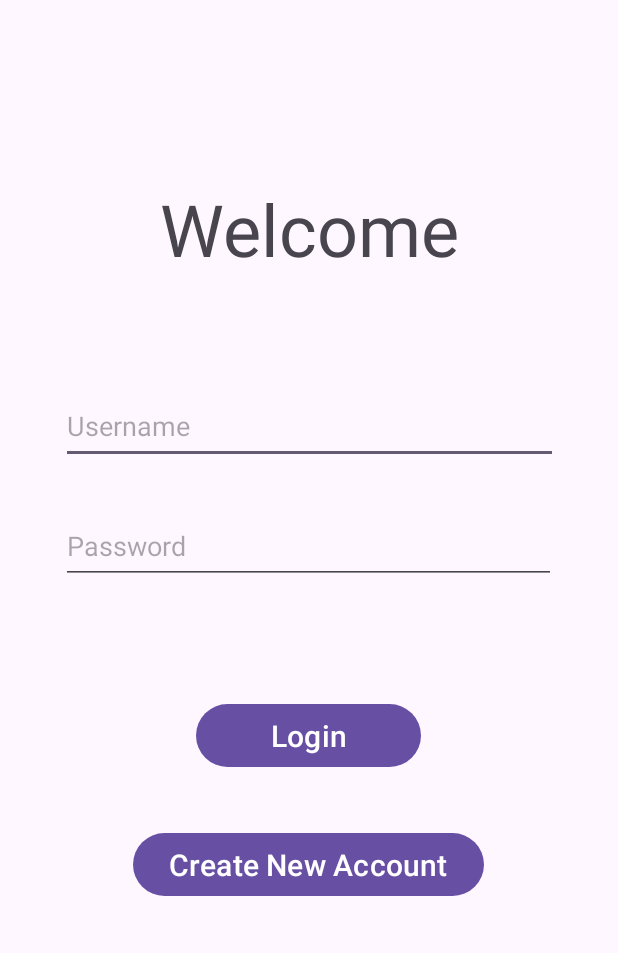
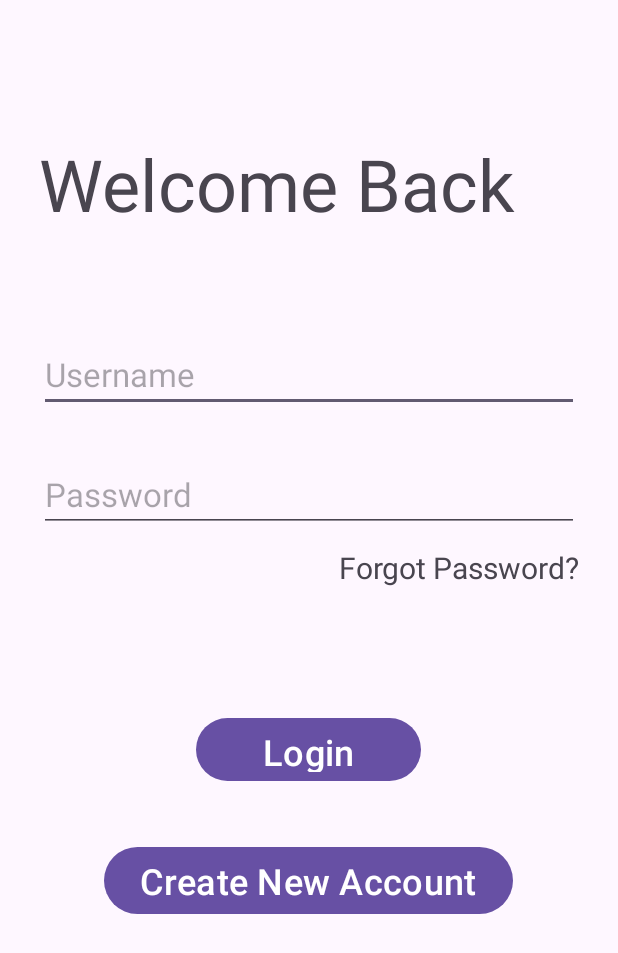
Before and after one commit to shubhamagrl/BDR-App-Project, an Android app: the fragment fragment_login shown on its own in the app's theme, on a phone screen of 412 x 824 dp. Shown: the top 953 px of the screen. Run offline under Robolectric (Android 15) with nearby library versions, the phone set to English and light mode, and no system bars; our stand-ins replace data binding.

Commit message:
Made changes in the login and signup pages

```diff
--- a/app/src/main/AndroidManifest.xml
+++ b/app/src/main/AndroidManifest.xml
@@ -13,6 +13,9 @@
         android:theme="@style/Theme.BDRApp"
         tools:targetApi="31">
         <activity
+            android:name=".StartActivity"
+            android:exported="false" />
+        <activity
             android:name=".MainActivity"
             android:exported="true">
             <intent-filter>
--- a/app/src/main/res/layout/fragment_home.xml
+++ b/app/src/main/res/layout/fragment_home.xml
@@ -232,8 +232,8 @@
 
             <Spinner
                 android:id="@+id/spinner"
-                android:layout_width="wrap_content"
-                android:layout_height="wrap_content"
+                android:layout_width="150dp"
+                android:layout_height="30dp"
                 app:layout_constraintBottom_toBottomOf="@+id/textView8"
                 app:layout_constraintEnd_toEndOf="@+id/cardView3"
                 app:layout_constraintTop_toTopOf="@+id/textView8" />
--- a/app/src/main/res/layout/fragment_login.xml
+++ b/app/src/main/res/layout/fragment_login.xml
@@ -15,36 +15,34 @@
             android:id="@+id/id_create_title"
             android:layout_width="wrap_content"
             android:layout_height="wrap_content"
-            android:layout_marginTop="120dp"
-            android:text="Welcome"
+            android:layout_marginTop="90dp"
+            android:text="Welcome Back"
             android:textSize="48sp"
-            app:layout_constraintEnd_toEndOf="parent"
-            app:layout_constraintHorizontal_bias="0.501"
-            app:layout_constraintStart_toStartOf="parent"
+            app:layout_constraintStart_toStartOf="@+id/id_create_username"
             app:layout_constraintTop_toTopOf="parent" />
 
         <EditText
             android:id="@+id/id_create_username"
-            android:layout_width="331dp"
+            android:layout_width="360dp"
             android:layout_height="50dp"
-            android:layout_marginTop="50dp"
+            android:layout_marginTop="70dp"
             android:ems="10"
             android:hint="Username"
             android:inputType="text"
-            app:layout_constraintBottom_toBottomOf="parent"
+            android:textSize="22sp"
             app:layout_constraintEnd_toEndOf="parent"
             app:layout_constraintStart_toStartOf="parent"
-            app:layout_constraintTop_toBottomOf="@+id/id_create_title"
-            app:layout_constraintVertical_bias="0.046" />
+            app:layout_constraintTop_toBottomOf="@+id/id_create_title" />
 
         <EditText
             android:id="@+id/id_create_password"
-            android:layout_width="330dp"
+            android:layout_width="360dp"
             android:layout_height="50dp"
             android:layout_marginTop="30dp"
             android:ems="10"
             android:hint="Password"
             android:inputType="text"
+            android:textSize="22sp"
             app:layout_constraintEnd_toEndOf="@+id/id_create_username"
             app:layout_constraintHorizontal_bias="0.0"
             app:layout_constraintStart_toStartOf="@+id/id_create_username"
@@ -54,9 +52,9 @@
             android:id="@+id/id_login_button"
             android:layout_width="150dp"
             android:layout_height="50dp"
-            android:layout_marginTop="156dp"
+            android:layout_marginTop="200dp"
             android:text="Login"
-            android:textSize="20sp"
+            android:textSize="24sp"
             app:layout_constraintEnd_toEndOf="parent"
             app:layout_constraintHorizontal_bias="0.498"
             app:layout_constraintStart_toStartOf="parent"
@@ -65,15 +63,25 @@
         <Button
             android:id="@+id/id_login_create"
             android:layout_width="wrap_content"
-            android:layout_height="50dp"
+            android:layout_height="wrap_content"
             android:layout_marginTop="36dp"
             android:text="Create New Account"
-            android:textSize="20sp"
+            android:textSize="24sp"
             app:layout_constraintEnd_toEndOf="parent"
             app:layout_constraintHorizontal_bias="0.497"
             app:layout_constraintStart_toStartOf="parent"
             app:layout_constraintTop_toBottomOf="@+id/id_login_button" />
 
+        <TextView
+            android:id="@+id/textView13"
+            android:layout_width="wrap_content"
+            android:layout_height="wrap_content"
+            android:layout_marginTop="10dp"
+            android:text="@string/forgot_pass"
+            android:textSize="20sp"
+            app:layout_constraintEnd_toEndOf="@+id/id_create_password"
+            app:layout_constraintTop_toBottomOf="@+id/id_create_password" />
+
     </androidx.constraintlayout.widget.ConstraintLayout>
 </FrameLayout>
 </layout>
--- a/app/src/main/res/values/strings.xml
+++ b/app/src/main/res/values/strings.xml
@@ -10,4 +10,5 @@
     <string name="profile_days">Days Active: 204</string>
     <string name="participate_today">Participated in 0 events today</string>
     <string name="participate_yesterday">Participated in 1 event yesterday</string>
+    <string name="forgot_pass">Forgot Password?</string>
 </resources>
```
Also changed, not shown: app/src/main/java/com/example/bdrapp/StartActivity.kt (added, +11 -0 lines), app/src/main/res/layout/activity_start.xml (added, +9 -0 lines), app/src/main/res/layout/fragment_add_account.xml (+19 -16 lines).
